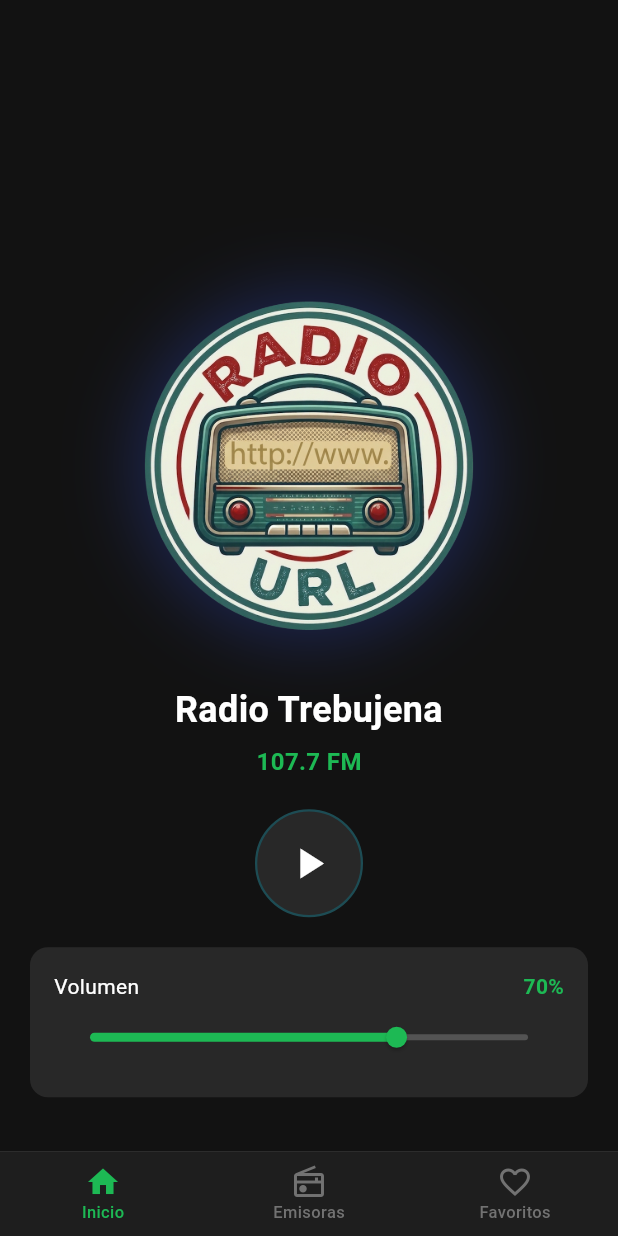
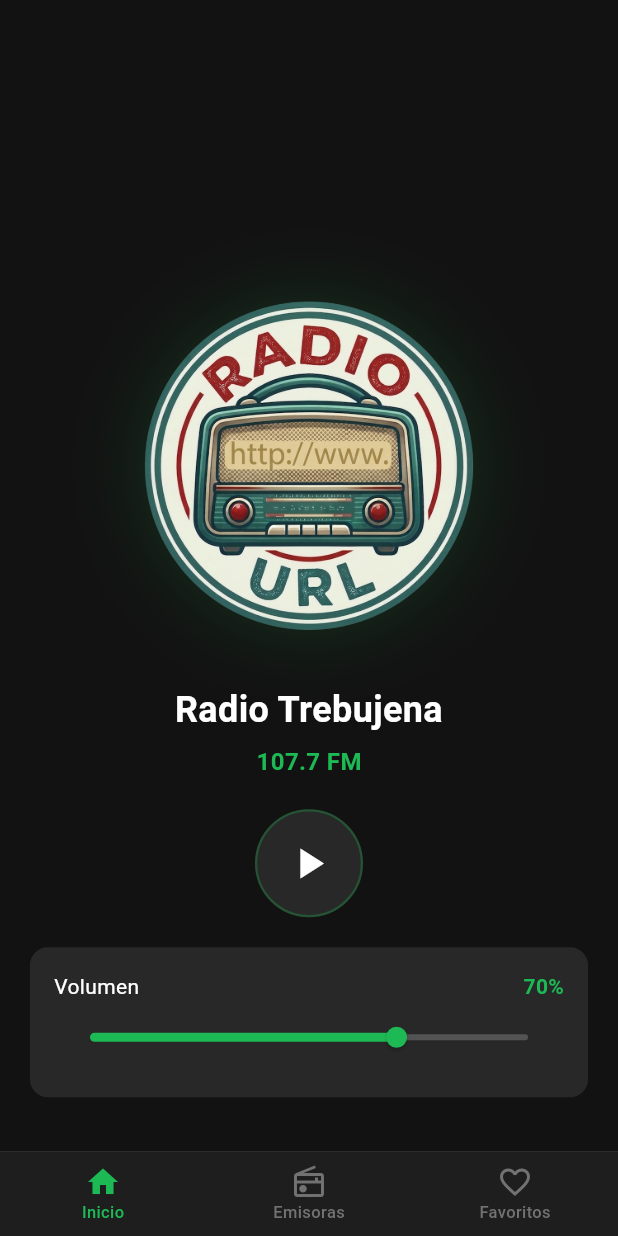
Before and after one commit to agumorrod/radio_url, a Flutter app: the screen it shows after launch, on a phone screen of 412 x 824 dp. Run offline on Flutter 3.47's test engine with Material 3 defaults, Android fonts, the phone set to English and light mode, and no system bars; our stand-ins replace dio, flutter_riverpod, go_router, just_audio, shared_preferences, wakelock_plus.

Commit message:
fix E8. withValues(green: …) en home_screen.dart

```diff
--- a/lib/presentation/screens/home_screen.dart
+++ b/lib/presentation/screens/home_screen.dart
@@ -56,7 +56,7 @@ class HomeScreen extends ConsumerWidget {
                   shape: BoxShape.circle,
                   boxShadow: [
                     BoxShadow(
-                      color: AppColors.primary.withValues(green: 0.15),
+                      color: AppColors.primary.withValues(alpha: 0.15),
                       blurRadius: 40,
                       spreadRadius: 5,
                     ),
@@ -266,7 +266,7 @@ class _PlayButtonState extends ConsumerState<_PlayButton> {
           shape: BoxShape.circle,
           border: Border.all(
             color: widget.onTap != null
-                ? AppColors.primary.withValues(green: 0.3)
+                ? AppColors.primary.withValues(alpha: 0.3)
                 : Colors.transparent,
             width: 1.5,
           ),
```
